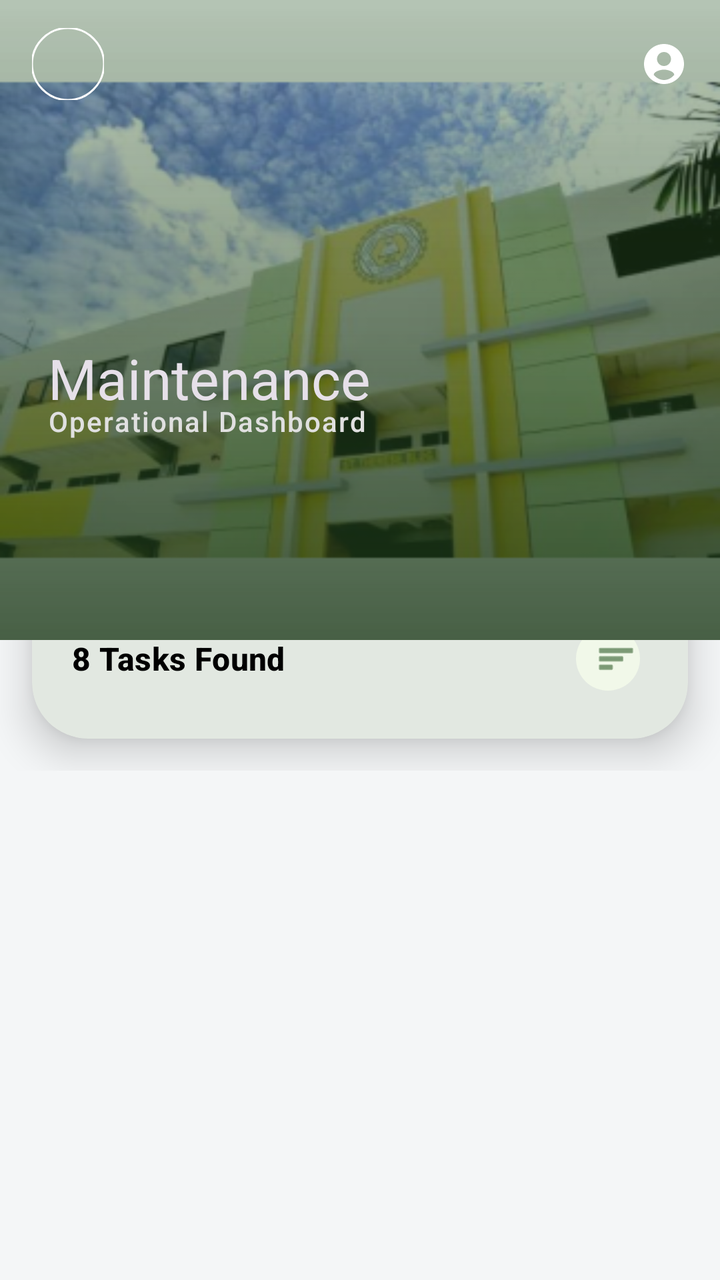
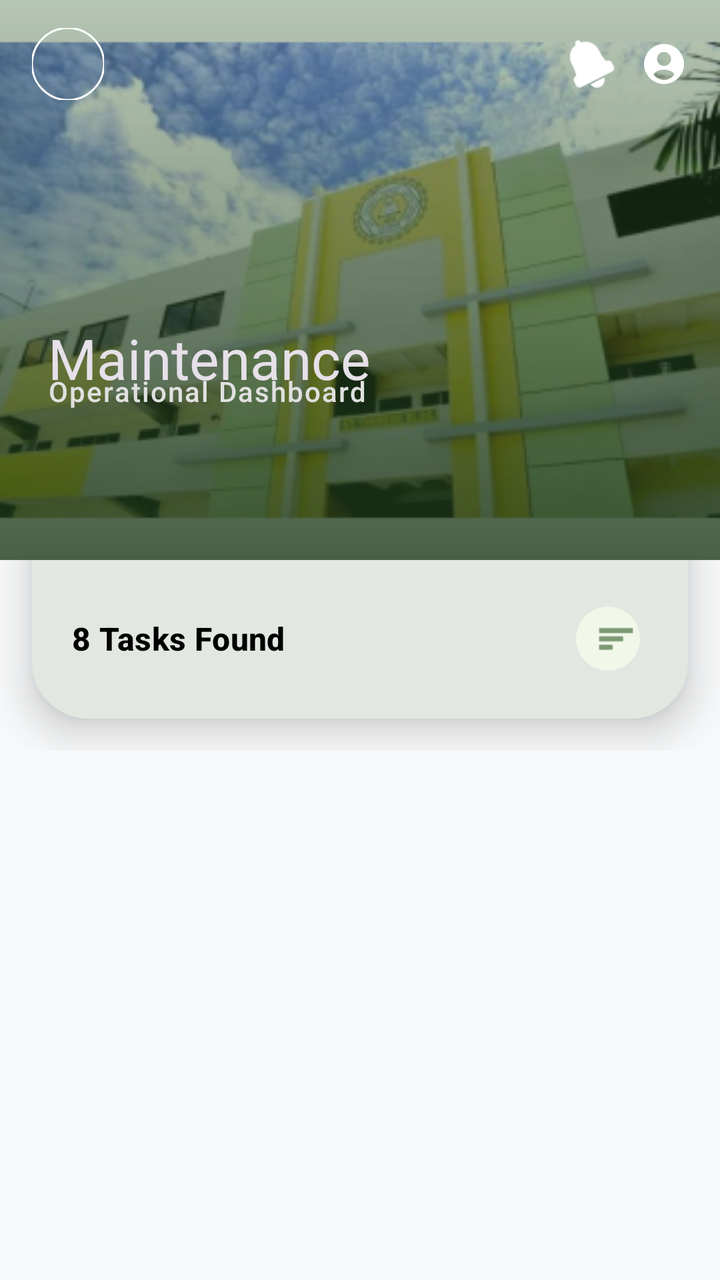

Before-and-after screenshots of an Android layout around one commit, followed by the original layout XML and the change that was made.
<!-- AndroidManifest.xml: application theme Theme.CampusAlert -->
<!-- res/layout/dashboard_maintenance.xml -->
<?xml version="1.0" encoding="utf-8"?>
<androidx.coordinatorlayout.widget.CoordinatorLayout xmlns:android="http://schemas.android.com/apk/res/android"
    xmlns:app="http://schemas.android.com/apk/res-auto"
    xmlns:tools="http://schemas.android.com/tools"
    android:layout_width="match_parent"
    android:layout_height="match_parent"
    android:background="#F4F6F7">

    
    <com.google.android.material.appbar.AppBarLayout
        android:id="@+id/app_bar"
        android:layout_width="match_parent"
        android:layout_height="320dp"
        android:background="@android:color/transparent"
        android:theme="@style/ThemeOverlay.Material3.Dark">

        <com.google.android.material.appbar.CollapsingToolbarLayout
            android:id="@+id/collapsing_toolbar"
            android:layout_width="match_parent"
            android:layout_height="match_parent"
            app:contentScrim="@color/forest_green"
            app:expandedTitleMarginBottom="120dp"
            app:expandedTitleMarginStart="24dp"
            app:expandedTitleTextAppearance="@style/TextAppearance.Material3.HeadlineMedium"
            app:layout_scrollFlags="scroll|exitUntilCollapsed"
            app:title="Maintenance"
            app:titleCollapseMode="fade">

            <ImageView
                android:layout_width="match_parent"
                android:layout_height="match_parent"
                android:contentDescription="Campus Background"
                android:scaleType="centerCrop"
                android:src="@mipmap/scc_bldg_background"
                app:layout_collapseMode="parallax"
                app:layout_collapseParallaxMultiplier="0.7" />

            
            <View
                android:layout_width="match_parent"
                android:layout_height="match_parent"
                android:alpha="0.8"
                android:background="@drawable/bg_green_scrim" />

            <View
                android:layout_width="match_parent"
                android:layout_height="match_parent"
                android:alpha="0.4"
                android:background="@drawable/bg_gradient_scrim" />

            <androidx.appcompat.widget.Toolbar
                android:id="@+id/toolbar"
                android:layout_width="match_parent"
                android:layout_height="?attr/actionBarSize"
                app:layout_collapseMode="pin">

                <RelativeLayout
                    android:layout_width="match_parent"
                    android:layout_height="wrap_content"
                    android:paddingEnd="16dp">

                    <com.google.android.material.imageview.ShapeableImageView
                        android:id="@+id/profile_image_small"
                        android:layout_width="36dp"
                        android:layout_height="36dp"
                        android:layout_centerVertical="true"
                        android:src="@mipmap/scclogo"
                        app:shapeAppearanceOverlay="@style/ShapeAppearance.Material3.Corner.Full"
                        app:strokeColor="@color/white"
                        app:strokeWidth="1dp" />

                    <ImageView
                        android:id="@+id/btn_settings"
                        android:layout_width="24dp"
                        android:layout_height="24dp"
                        android:layout_alignParentEnd="true"
                        android:layout_centerVertical="true"
                        android:contentDescription="User Settings"
                        android:src="@drawable/ic_account_circle"
                        app:tint="@color/white" />
                </RelativeLayout>
            </androidx.appcompat.widget.Toolbar>

            
            <LinearLayout
                android:layout_width="match_parent"
                android:layout_height="wrap_content"
                android:layout_gravity="bottom"
                android:orientation="vertical"
                android:paddingHorizontal="24dp"
                android:paddingBottom="100dp">

                <TextView
                    android:layout_width="wrap_content"
                    android:layout_height="wrap_content"
                    android:text="Operational Dashboard"
                    android:textAppearance="@style/TextAppearance.Material3.LabelLarge"
                    android:textColor="#E0E0E0"
                    android:letterSpacing="0.05" />
            </LinearLayout>

        </com.google.android.material.appbar.CollapsingToolbarLayout>
    </com.google.android.material.appbar.AppBarLayout>

    <androidx.core.widget.NestedScrollView
        android:layout_width="match_parent"
        android:layout_height="match_parent"
        android:clipToPadding="false"
        app:layout_behavior="@string/appbar_scrolling_view_behavior">

        <LinearLayout
            android:layout_width="match_parent"
            android:layout_height="wrap_content"
            android:orientation="vertical"
            android:paddingBottom="40dp">

            
            <com.google.android.material.card.MaterialCardView
                android:layout_width="match_parent"
                android:layout_height="wrap_content"
                android:layout_marginHorizontal="16dp"
                android:layout_marginTop="-80dp"
                app:cardCornerRadius="28dp"
                app:cardElevation="12dp"
                app:strokeWidth="0dp">

                <LinearLayout
                    android:layout_width="match_parent"
                    android:layout_height="wrap_content"
                    android:orientation="vertical">

                    <com.google.android.material.tabs.TabLayout
                        android:id="@+id/tab_layout"
                        android:layout_width="match_parent"
                        android:layout_height="wrap_content"
                        android:background="@android:color/transparent"
                        app:tabIndicatorAnimationMode="elastic"
                        app:tabIndicatorColor="@color/forest_green"
                        app:tabIndicatorFullWidth="false"
                        app:tabIndicatorGravity="bottom"
                        app:tabIndicatorHeight="4dp"
                        app:tabSelectedTextColor="@color/forest_green"
                        app:tabTextAppearance="@style/TextAppearance.Material3.LabelLarge"
                        app:tabTextColor="@color/sage_green">

                        <com.google.android.material.tabs.TabItem android:text="Assigned" />
                        <com.google.android.material.tabs.TabItem android:text="In Progress" />
                        <com.google.android.material.tabs.TabItem android:text="Completed" />
                    </com.google.android.material.tabs.TabLayout>

                    <View
                        android:layout_width="match_parent"
                        android:layout_height="1dp"
                        android:background="#F0F0F0" />

                    <LinearLayout
                        android:layout_width="match_parent"
                        android:layout_height="wrap_content"
                        android:gravity="center_vertical"
                        android:orientation="horizontal"
                        android:padding="20dp">

                        <TextView
                            android:id="@+id/text_task_count"
                            android:layout_width="0dp"
                            android:layout_height="wrap_content"
                            android:layout_weight="1"
                            android:text="8 Tasks Found"
                            android:textAppearance="@style/TextAppearance.Material3.TitleMedium"
                            android:textColor="@color/black"
                            android:textStyle="bold" />

                        <com.google.android.material.button.MaterialButton
                            style="@style/Widget.Material3.Button.IconButton.Filled.Tonal"
                            android:layout_width="40dp"
                            android:layout_height="40dp"
                            app:backgroundTint="#F1F8E9"
                            app:icon="@android:drawable/ic_menu_sort_by_size"
                            app:iconSize="20dp"
                            app:iconTint="@color/forest_green" />
                    </LinearLayout>
                </LinearLayout>
            </com.google.android.material.card.MaterialCardView>

            
            <androidx.recyclerview.widget.RecyclerView
                android:id="@+id/recycler_tasks"
                android:layout_width="match_parent"
                android:layout_height="wrap_content"
                android:layout_marginTop="16dp"
                android:paddingHorizontal="12dp"
                android:nestedScrollingEnabled="false"
                tools:listitem="@layout/item_task" />

        </LinearLayout>
    </androidx.core.widget.NestedScrollView>

</androidx.coordinatorlayout.widget.CoordinatorLayout>
<!-- res/layout/item_task.xml (included above) -->
<?xml version="1.0" encoding="utf-8"?>
<com.google.android.material.card.MaterialCardView xmlns:android="http://schemas.android.com/apk/res/android"
    xmlns:app="http://schemas.android.com/apk/res-auto"
    android:layout_width="match_parent"
    android:layout_height="wrap_content"
    android:layout_marginHorizontal="16dp"
    android:layout_marginVertical="8dp"
    app:cardCornerRadius="24dp"
    app:cardElevation="6dp"
    app:strokeWidth="1dp"
    app:strokeColor="#F0F0F0"
    app:cardBackgroundColor="@color/white">

    <LinearLayout
        android:layout_width="match_parent"
        android:layout_height="wrap_content"
        android:orientation="vertical"
        android:padding="20dp">

        
        <LinearLayout
            android:layout_width="match_parent"
            android:layout_height="wrap_content"
            android:gravity="center_vertical"
            android:orientation="horizontal">

            <com.google.android.material.card.MaterialCardView
                android:layout_width="52dp"
                android:layout_height="52dp"
                app:cardCornerRadius="16dp"
                app:cardBackgroundColor="#F1F8E9"
                app:cardElevation="0dp"
                app:strokeWidth="0dp">
                <ImageView
                    android:layout_width="26dp"
                    android:layout_height="26dp"
                    android:layout_gravity="center"
                    android:src="@android:drawable/ic_menu_today"
                    app:tint="@color/forest_green" />
            </com.google.android.material.card.MaterialCardView>

            <LinearLayout
                android:layout_width="0dp"
                android:layout_height="wrap_content"
                android:layout_marginStart="16dp"
                android:layout_weight="1"
                android:orientation="vertical">

                <TextView
                    android:id="@+id/task_title"
                    android:layout_width="wrap_content"
                    android:layout_height="wrap_content"
                    android:text="Task Title"
                    android:textAppearance="@style/TextAppearance.Material3.TitleMedium"
                    android:textColor="@color/forest_green"
                    android:textStyle="bold" />

                <TextView
                    android:id="@+id/task_location"
                    android:layout_width="wrap_content"
                    android:layout_height="wrap_content"
                    android:layout_marginTop="2dp"
                    android:text="Location Details"
                    android:textAppearance="@style/TextAppearance.Material3.LabelSmall"
                    android:textColor="@color/sage_green" />
            </LinearLayout>
        </LinearLayout>

        
        <View
            android:layout_width="match_parent"
            android:layout_height="1dp"
            android:layout_marginVertical="16dp"
            android:background="#F5F5F5" />

        
        <LinearLayout
            android:layout_width="match_parent"
            android:layout_height="wrap_content"
            android:orientation="horizontal"
            android:gravity="center_vertical">

            <LinearLayout
                android:layout_width="0dp"
                android:layout_height="wrap_content"
                android:layout_weight="1"
                android:gravity="center_vertical">
                <ImageView
                    android:layout_width="14dp"
                    android:layout_height="14dp"
                    android:src="@android:drawable/ic_menu_info_details"
                    app:tint="@color/sage_green" />
                <TextView
                    android:id="@+id/task_category"
                    android:layout_width="wrap_content"
                    android:layout_height="wrap_content"
                    android:layout_marginStart="6dp"
                    android:text="Category"
                    android:textAppearance="@style/TextAppearance.Material3.LabelSmall"
                    android:textColor="#757575" />
            </LinearLayout>

            <LinearLayout
                android:layout_width="wrap_content"
                android:layout_height="wrap_content"
                android:gravity="center_vertical">
                <ImageView
                    android:layout_width="14dp"
                    android:layout_height="14dp"
                    android:src="@android:drawable/ic_menu_recent_history"
                    app:tint="@color/sage_green" />
                <TextView
                    android:id="@+id/task_date"
                    android:layout_width="wrap_content"
                    android:layout_height="wrap_content"
                    android:layout_marginStart="6dp"
                    android:text="Date Reported"
                    android:textAppearance="@style/TextAppearance.Material3.LabelSmall"
                    android:textColor="#757575" />
            </LinearLayout>
        </LinearLayout>

        
        <LinearLayout
            android:layout_width="match_parent"
            android:layout_height="wrap_content"
            android:layout_marginTop="20dp"
            android:gravity="end">

            <com.google.android.material.button.MaterialButton
                android:id="@+id/btn_view_task"
                style="@style/Widget.Material3.Button.TonalButton"
                android:layout_width="wrap_content"
                android:layout_height="44dp"
                android:text="View Details"
                android:textSize="12sp"
                android:textColor="@color/forest_green"
                app:backgroundTint="#F1F8E9"
                app:cornerRadius="22dp" />

            <com.google.android.material.button.MaterialButton
                android:id="@+id/btn_complete_task"
                android:layout_width="wrap_content"
                android:layout_height="44dp"
                android:layout_marginStart="12dp"
                android:text="Mark Complete"
                android:textSize="12sp"
                android:textStyle="bold"
                android:textColor="@color/white"
                app:backgroundTint="@color/forest_green"
                app:cornerRadius="22dp"
                app:elevation="2dp" />
        </LinearLayout>

    </LinearLayout>
</com.google.android.material.card.MaterialCardView>
<!-- resources referenced by this layout -->
<resources>
  <color name="black">#FF000000</color>
  <color name="forest_green">#2D5A27</color>
  <color name="sage_green">#A3B18A</color>
  <color name="white">#FFFFFFFF</color>
  <!-- drawable bg_gradient_scrim (drawable) -->
  <?xml version="1.0" encoding="utf-8"?>
  <shape xmlns:android="http://schemas.android.com/apk/res/android">
      <gradient
          android:angle="90"
          android:startColor="#B3000000"
          android:centerColor="#4D000000"
          android:endColor="@android:color/transparent"
          android:type="linear" />
  </shape>
  <!-- drawable bg_green_scrim (drawable) -->
  <?xml version="1.0" encoding="utf-8"?>
  <shape xmlns:android="http://schemas.android.com/apk/res/android">
      <gradient
          android:angle="90"
          android:startColor="#E62D5A27"
          android:centerColor="#992D5A27"
          android:endColor="#662D5A27"
          android:type="linear" />
  </shape>
  <!-- drawable ic_account_circle (drawable) -->
  <vector xmlns:android="http://schemas.android.com/apk/res/android"
      android:width="24dp"
      android:height="24dp"
      android:viewportWidth="24"
      android:viewportHeight="24">
      <path
          android:fillColor="#FFFFFF"
          android:pathData="M12,2C6.48,2 2,6.48 2,12s4.48,10 10,10 10,-4.48 10,-10S17.52,2 12,2zM12,6c1.93,0 3.5,1.57 3.5,3.5S13.93,13 12,13s-3.5,-1.57 -3.5,-3.5S10.07,6 12,6zM12,20c-2.03,0 -3.8,-1.02 -5.14,-2.58 0.03,-1.71 3.48,-2.62 5.14,-2.62 1.65,0 5.1,0.91 5.14,2.62C15.8,18.98 14.03,20 12,20z" />
  </vector>
  <!-- mipmap scc_bldg_background: webp bitmap (mipmap-hdpi, 24782 bytes) -->
  <!-- mipmap scclogo (mipmap-anydpi-v26) -->
  <?xml version="1.0" encoding="utf-8"?>
  <adaptive-icon xmlns:android="http://schemas.android.com/apk/res/android">
      <background android:drawable="@mipmap/scclogo_background"/>
      <foreground android:drawable="@mipmap/scclogo_foreground"/>
  </adaptive-icon>
  <style name="Theme.CampusAlert" parent="Base.Theme.CampusAlert" />
  <style name="Base.Theme.CampusAlert" parent="Theme.Material3.DayNight.NoActionBar">
          
          <item name="colorPrimary">@color/primary</item>
          <item name="colorOnPrimary">@color/onPrimary</item>
          
          <item name="colorSecondary">@color/secondary</item>
          <item name="colorOnSecondary">@color/onSecondary</item>
          
          <item name="android:statusBarColor">?attr/colorPrimary</item>
          
          <item name="android:windowBackground">@color/background</item>
          <item name="colorSurface">@color/surface</item>
          
          
          <item name="shapeAppearanceLargeComponent">@style/ShapeAppearance.CampusAlert.Large</item>
          <item name="shapeAppearanceMediumComponent">@style/ShapeAppearance.CampusAlert.Medium</item>
      </style>
  <color name="primary">@color/forest_green</color>
  <color name="onPrimary">@color/white</color>
  <color name="secondary">@color/sage_green</color>
  <color name="onSecondary">@color/black</color>
  <color name="background">@color/light_gray</color>
  <color name="surface">@color/white</color>
  <style name="ShapeAppearance.CampusAlert.Large" parent="ShapeAppearance.Material3.LargeComponent">
          <item name="cornerSize">16dp</item>
      </style>
  <style name="ShapeAppearance.CampusAlert.Medium" parent="ShapeAppearance.Material3.MediumComponent">
          <item name="cornerSize">12dp</item>
      </style>
  <color name="light_gray">#F8F9FA</color>
</resources>

<!-- the commit's change to res/layout/dashboard_maintenance.xml (unified diff, before → after) -->
@@ -4,13 +4,13 @@
     xmlns:tools="http://schemas.android.com/tools"
     android:layout_width="match_parent"
     android:layout_height="match_parent"
-    android:background="#F4F6F7">
+    android:background="#F8F9FA">
 
     
     <com.google.android.material.appbar.AppBarLayout
         android:id="@+id/app_bar"
         android:layout_width="match_parent"
-        android:layout_height="320dp"
+        android:layout_height="280dp"
         android:background="@android:color/transparent"
         android:theme="@style/ThemeOverlay.Material3.Dark">
 
@@ -19,7 +19,7 @@
             android:layout_width="match_parent"
             android:layout_height="match_parent"
             app:contentScrim="@color/forest_green"
-            app:expandedTitleMarginBottom="120dp"
+            app:expandedTitleMarginBottom="90dp"
             app:expandedTitleMarginStart="24dp"
             app:expandedTitleTextAppearance="@style/TextAppearance.Material3.HeadlineMedium"
             app:layout_scrollFlags="scroll|exitUntilCollapsed"
@@ -29,7 +29,7 @@
             <ImageView
                 android:layout_width="match_parent"
                 android:layout_height="match_parent"
-                android:contentDescription="Campus Background"
+                android:contentDescription="@string/campus_background"
                 android:scaleType="centerCrop"
                 android:src="@mipmap/scc_bldg_background"
                 app:layout_collapseMode="parallax"
@@ -57,7 +57,8 @@
                 <RelativeLayout
                     android:layout_width="match_parent"
                     android:layout_height="wrap_content"
-                    android:paddingEnd="16dp">
+                    android:paddingEnd="16dp"
+                    tools:ignore="RtlSymmetry">
 
                     <com.google.android.material.imageview.ShapeableImageView
                         android:id="@+id/profile_image_small"
@@ -69,15 +70,30 @@
                         app:strokeColor="@color/white"
                         app:strokeWidth="1dp" />
 
-                    <ImageView
-                        android:id="@+id/btn_settings"
-                        android:layout_width="24dp"
-                        android:layout_height="24dp"
+                    <LinearLayout
+                        android:layout_width="wrap_content"
+                        android:layout_height="wrap_content"
                         android:layout_alignParentEnd="true"
                         android:layout_centerVertical="true"
-                        android:contentDescription="User Settings"
-                        android:src="@drawable/ic_account_circle"
-                        app:tint="@color/white" />
+                        android:orientation="horizontal">
+
+                        <ImageView
+                            android:id="@+id/btn_notifications"
+                            android:layout_width="24dp"
+                            android:layout_height="24dp"
+                            android:layout_marginEnd="12dp"
+                            android:src="@android:drawable/ic_popup_reminder"
+                            app:tint="@color/white"
+                            android:contentDescription="Notifications" />
+
+                        <ImageView
+                            android:id="@+id/btn_settings"
+                            android:layout_width="24dp"
+                            android:layout_height="24dp"
+                            android:contentDescription="@string/dropdown_hint"
+                            android:src="@drawable/ic_account_circle"
+                            app:tint="@color/white" />
+                    </LinearLayout>
                 </RelativeLayout>
             </androidx.appcompat.widget.Toolbar>
 
@@ -88,7 +104,7 @@
                 android:layout_gravity="bottom"
                 android:orientation="vertical"
                 android:paddingHorizontal="24dp"
-                android:paddingBottom="100dp">
+                android:paddingBottom="75dp">
 
                 <TextView
                     android:layout_width="wrap_content"
@@ -119,7 +135,7 @@
                 android:layout_width="match_parent"
                 android:layout_height="wrap_content"
                 android:layout_marginHorizontal="16dp"
-                android:layout_marginTop="-80dp"
+                android:layout_marginTop="-50dp"
                 app:cardCornerRadius="28dp"
                 app:cardElevation="12dp"
                 app:strokeWidth="0dp">
@@ -133,7 +149,7 @@
                         android:id="@+id/tab_layout"
                         android:layout_width="match_parent"
                         android:layout_height="wrap_content"
-                        android:background="@android:color/transparent"
+                        android:background="@color/white"
                         app:tabIndicatorAnimationMode="elastic"
                         app:tabIndicatorColor="@color/forest_green"
                         app:tabIndicatorFullWidth="false"
@@ -143,9 +159,9 @@
                         app:tabTextAppearance="@style/TextAppearance.Material3.LabelLarge"
                         app:tabTextColor="@color/sage_green">
 
-                        <com.google.android.material.tabs.TabItem android:text="Assigned" />
-                        <com.google.android.material.tabs.TabItem android:text="In Progress" />
-                        <com.google.android.material.tabs.TabItem android:text="Completed" />
+                        <com.google.android.material.tabs.TabItem android:text="@string/assigned" />
+                        <com.google.android.material.tabs.TabItem android:text="@string/in_progress" />
+                        <com.google.android.material.tabs.TabItem android:text="@string/completed" />
                     </com.google.android.material.tabs.TabLayout>
 
                     <View
<!-- resource entries referenced after the edit -->
@@ -41,6 +41,11 @@
       <background android:drawable="@mipmap/scclogo_background"/>
       <foreground android:drawable="@mipmap/scclogo_foreground"/>
   </adaptive-icon>
+  <string name="assigned">Assigned</string>
+  <string name="campus_background">Campus Background</string>
+  <string name="completed">Completed</string>
+  <string name="dropdown_hint">Dropdown</string>
+  <string name="in_progress">In Progress</string>
   <style name="Theme.CampusAlert" parent="Base.Theme.CampusAlert" />
   <style name="Base.Theme.CampusAlert" parent="Theme.Material3.DayNight.NoActionBar">
           
